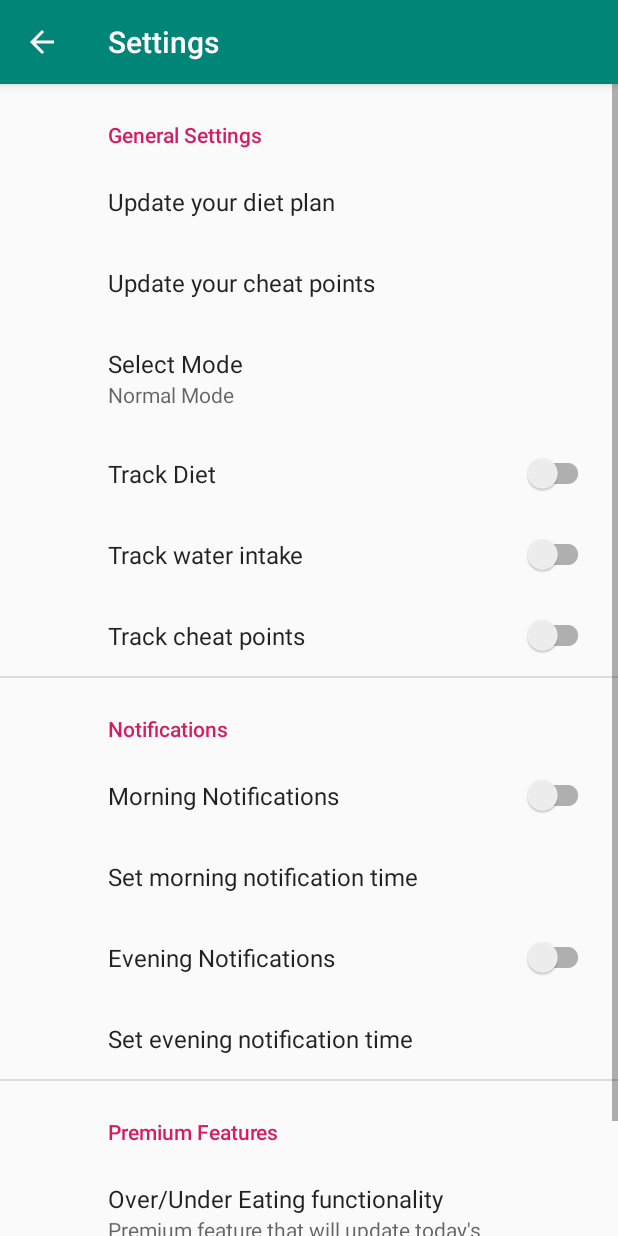
After one commit to Ganterpore/SimpleDiet, an Android app: the SettingsActivity screen opened directly, with no data from a screen before it, on a phone screen of 412 x 824 dp. The commit adds this screen. Run offline under Robolectric (Android 15) with nearby library versions, the light colour scheme and no system bars; our stand-ins replace androidx.preference.

Commit message:
created settings page frontend

```diff
--- a/app/build.gradle
+++ b/app/build.gradle
@@ -33,6 +33,7 @@ dependencies {
     implementation "com.firebaseui:firebase-ui-firestore:4.1.0"
     implementation 'com.firebaseui:firebase-ui-storage:4.1.0'
 
+    implementation 'androidx.preference:preference:1.1.0-alpha05'
     testImplementation 'junit:junit:4.12'
     androidTestImplementation 'androidx.test.ext:junit:1.1.1'
     androidTestImplementation 'androidx.test.espresso:espresso-core:3.1.0'
--- a/app/src/main/AndroidManifest.xml
+++ b/app/src/main/AndroidManifest.xml
@@ -10,6 +10,9 @@
         android:roundIcon="@mipmap/ic_launcher_round"
         android:supportsRtl="true"
         android:theme="@style/AppTheme">
+        <activity
+            android:name=".View.Activities.SettingsActivity"
+            android:label="@string/title_activity_settings"></activity>
         <activity android:name=".View.Activities.MainActivity">
             <intent-filter>
                 <action android:name="android.intent.action.MAIN" />
--- a/app/src/main/java/com/ganterpore/simplediet/View/Activities/MainActivity.java
+++ b/app/src/main/java/com/ganterpore/simplediet/View/Activities/MainActivity.java
@@ -2,6 +2,7 @@ package com.ganterpore.simplediet.View.Activities;
 
 import android.app.Activity;
 import android.content.DialogInterface;
+import android.content.Intent;
 import android.content.SharedPreferences;
 import android.graphics.Color;
 import android.os.Bundle;
@@ -110,6 +111,10 @@ public class MainActivity extends AppCompatActivity implements DietController.Di
     @Override
     public boolean onOptionsItemSelected(MenuItem item) {
         switch(item.getItemId()) {
+            case R.id.settings:
+                Intent settingsIntent = new Intent(this, SettingsActivity.class);
+                startActivity(settingsIntent);
+                return true;
             case R.id.update_plan:
                 UpdateDietDialogBox.updateDiet(this);
                 return true;
--- /dev/null
+++ b/app/src/main/java/com/ganterpore/simplediet/View/Activities/SettingsActivity.java
@@ -0,0 +1,34 @@
+package com.ganterpore.simplediet.View.Activities;
+
+import android.os.Bundle;
+
+import androidx.appcompat.app.ActionBar;
+import androidx.appcompat.app.AppCompatActivity;
+import androidx.preference.PreferenceFragmentCompat;
+
+import com.ganterpore.simplediet.R;
+
+public class SettingsActivity extends AppCompatActivity {
+
+    @Override
+    protected void onCreate(Bundle savedInstanceState) {
+        super.onCreate(savedInstanceState);
+        setContentView(R.layout.settings_activity);
+        getSupportFragmentManager()
+                .beginTransaction()
+                .replace(R.id.settings, new SettingsFragment())
+                .commit();
+        ActionBar actionBar = getSupportActionBar();
+        if (actionBar != null) {
+            actionBar.setDisplayHomeAsUpEnabled(true);
+        }
+        //TODO make activity functional
+    }
+
+    public static class SettingsFragment extends PreferenceFragmentCompat {
+        @Override
+        public void onCreatePreferences(Bundle savedInstanceState, String rootKey) {
+            setPreferencesFromResource(R.xml.root_preferences, rootKey);
+        }
+    }
+}
--- /dev/null
+++ b/app/src/main/res/layout/settings_activity.xml
@@ -0,0 +1,9 @@
+<LinearLayout xmlns:android="http://schemas.android.com/apk/res/android"
+    android:layout_width="match_parent"
+    android:layout_height="match_parent">
+
+    <FrameLayout
+        android:id="@+id/settings"
+        android:layout_width="match_parent"
+        android:layout_height="match_parent" />
+</LinearLayout>
--- a/app/src/main/res/menu/main_menu.xml
+++ b/app/src/main/res/menu/main_menu.xml
@@ -1,5 +1,12 @@
 <?xml version="1.0" encoding="utf-8"?>
-<menu xmlns:android="http://schemas.android.com/apk/res/android">
+<menu xmlns:android="http://schemas.android.com/apk/res/android"
+    xmlns:app="http://schemas.android.com/apk/res-auto">
+
+    <item
+        android:id="@+id/settings"
+        android:icon="@android:drawable/ic_menu_preferences"
+        android:title="Settings"
+        app:showAsAction="always"/>
 
     <item
         android:id="@+id/update_plan"
--- /dev/null
+++ b/app/src/main/res/values/arrays.xml
@@ -0,0 +1,14 @@
+<resources>
+    <!-- Reply Preference -->
+    <string-array name="modes_entries">
+        <item>Normal Mode</item>
+        <item>Vegetarian Mode</item>
+        <item>Vegan Mode</item>
+    </string-array>
+
+    <string-array name="modes_values">
+        <item>normal</item>
+        <item>vegetarian</item>
+        <item>vegan</item>
+    </string-array>
+</resources>
--- a/app/src/main/res/values/strings.xml
+++ b/app/src/main/res/values/strings.xml
@@ -1,3 +1,4 @@
-<resources xmlns:app="http://schemas.android.com/apk/res-auto" xmlns:android="http://schemas.android.com/apk/res/android">
+<resources xmlns:android="http://schemas.android.com/apk/res/android" xmlns:app="http://schemas.android.com/apk/res-auto">
     <string name="app_name">SimpleDiet</string>
+    <string name="title_activity_settings">Settings</string>
 </resources>
--- /dev/null
+++ b/app/src/main/res/xml/root_preferences.xml
@@ -0,0 +1,85 @@
+<!--
+  ~ Copyright 2018 The app Open Source Project
+  ~
+  ~ Licensed under the Apache License, Version 2.0 (the "License");
+  ~ you may not use this file except in compliance with the License.
+  ~ You may obtain a copy of the License at
+  ~
+  ~      http://www.apache.org/licenses/LICENSE-2.0
+  ~
+  ~ Unless required by applicable law or agreed to in writing, software
+  ~ distributed under the License is distributed on an "AS IS" BASIS,
+  ~ WITHOUT WARRANTIES OR CONDITIONS OF ANY KIND, either express or implied.
+  ~ See the License for the specific language governing permissions and
+  ~ limitations under the License.
+  -->
+
+<PreferenceScreen xmlns:app="http://schemas.android.com/apk/res-auto">
+
+    <PreferenceCategory app:title="General Settings">
+
+        <Preference
+            app:key="update_diet"
+            app:title="Update your diet plan"
+            app:useSimpleSummaryProvider="true" />
+
+        <Preference
+            app:key="update_cheat_points"
+            app:title="Update your cheat points"
+            app:useSimpleSummaryProvider="true" />
+
+        <ListPreference
+            app:defaultValue="normal"
+            app:entries="@array/modes_entries"
+            app:entryValues="@array/modes_values"
+            app:key="mode"
+            app:title="Select Mode"
+            app:useSimpleSummaryProvider="true" />
+
+        <SwitchPreferenceCompat
+            app:key="track_diet"
+            app:title="Track Diet" />
+
+        <SwitchPreferenceCompat
+            app:key="track_water"
+            app:title="Track water intake" />
+
+        <SwitchPreferenceCompat
+            app:key="track_cheats"
+            app:title="Track cheat points" />
+
+    </PreferenceCategory>
+
+    <PreferenceCategory app:title="Notifications">
+
+        <SwitchPreferenceCompat
+        app:key="morning_notifications"
+        app:title="Morning Notifications" />
+
+        <EditTextPreference
+            app:dependency="morning_notifications"
+            app:key="morning_notification_time"
+            app:title="Set morning notification time" />
+
+        <SwitchPreferenceCompat
+            app:key="evening_notifications"
+            app:title="Evening Notifications" />
+
+        <EditTextPreference
+            app:dependency="evening_notifications"
+            app:key="evening_notification_time"
+            app:title="Set evening notification time" />
+
+    </PreferenceCategory>
+
+    <PreferenceCategory app:title="Premium Features">
+
+        <SwitchPreferenceCompat
+            app:key="over_under_eating"
+            app:title="Over/Under Eating functionality"
+            app:summary="Premium feature that will update today's diet plan based on yesterdays eating habits.
+                        For example if you ate too many grains yesterday, you will require less today."/>
+
+    </PreferenceCategory>
+
+</PreferenceScreen>
```
Also changed, not shown: 1 other file.
